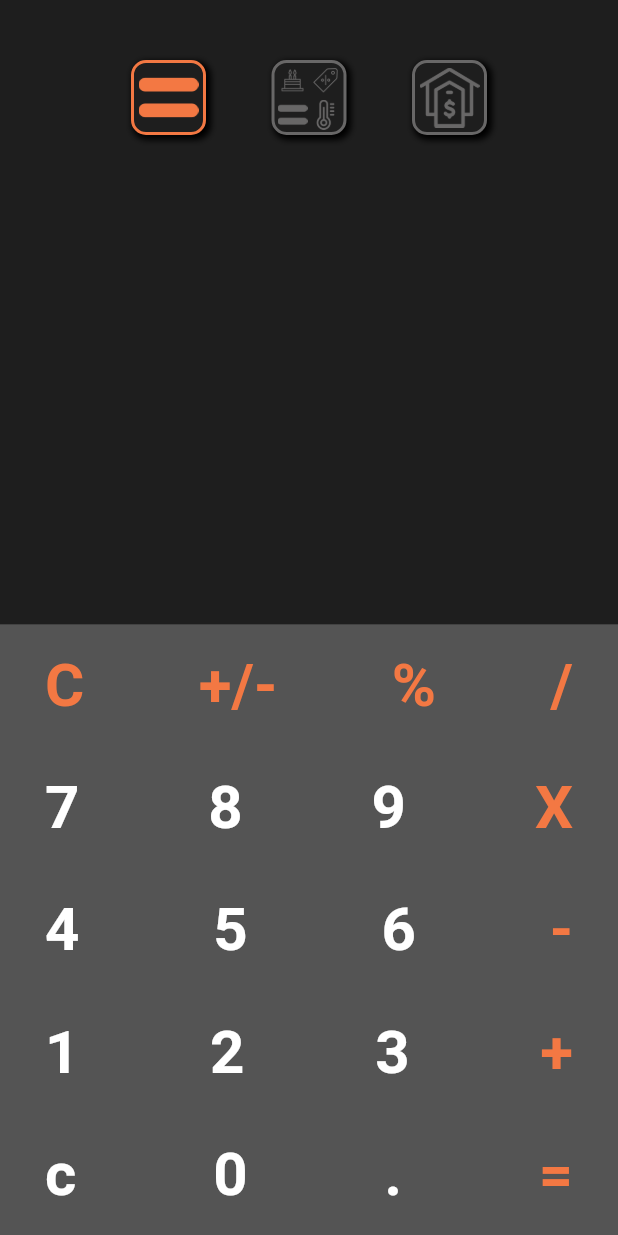
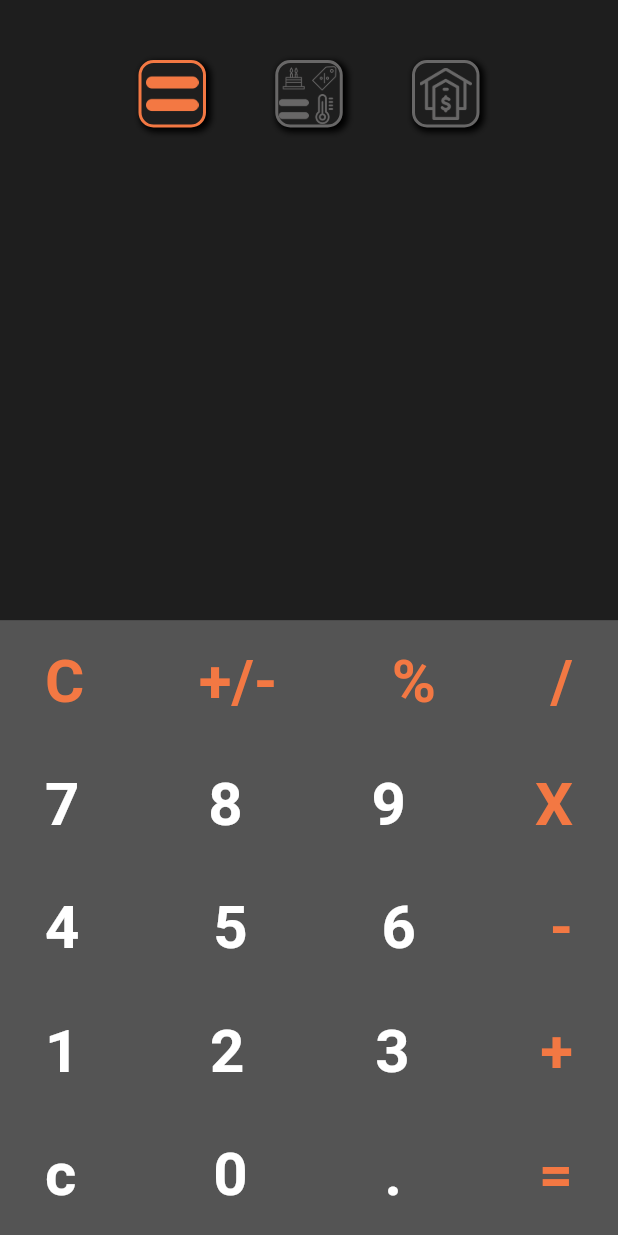
Before and after one commit to Flutter-RZDN/calculator_app, a Flutter app: the screen it shows after launch, on a phone screen of 412 x 824 dp. Run offline on Flutter 3.47's test engine with Material 2 defaults, Android fonts, the phone set to English and light mode, and no system bars.

Commit message:
modificando cambios en los botos y se modifico el tamanio de los iconos

```diff
--- a/lib/main.dart
+++ b/lib/main.dart
@@ -27,10 +27,12 @@ class MyHomePage extends StatefulWidget {
 }
 
 class _MyHomePageState extends State<MyHomePage> {
+  String textSelected = "";
+
   @override
   Widget build(BuildContext context) {
     return Scaffold(
-      backgroundColor: Color(0xff1E1E1E),
+      backgroundColor: const Color(0xff1E1E1E),
       body: Padding(
         padding: const EdgeInsets.only(top: 40.0),
         child: Column(
@@ -40,11 +42,12 @@ class _MyHomePageState extends State<MyHomePage> {
               children: [
                 Container(),
                 Container(
-                  height: 50,
-                  width: 50,
+                  height: 45,
+                  width: 45,
                   decoration: BoxDecoration(
-                    color: Color(0xff1E1E1E),
-                    border: Border.all(color: Color(0xffF37843), width: 2.0),
+                    color: const Color(0xff1E1E1E),
+                    border:
+                        Border.all(color: const Color(0xffF37843), width: 2.0),
                     borderRadius: BorderRadius.circular(10.0),
                     boxShadow: const [
                       BoxShadow(
@@ -59,17 +62,18 @@ class _MyHomePageState extends State<MyHomePage> {
                   child: Center(
                     child: Image.asset(
                       "assets/icons/igual.png",
-                      height: 40.0,
-                      color: Color(0xffF37843),
+                      height: 35.0,
+                      color: const Color(0xffF37843),
                     ),
                   ),
                 ),
                 Container(
-                  height: 50,
-                  width: 50,
+                  height: 45,
+                  width: 45,
                   decoration: BoxDecoration(
-                    color: Color(0xff1E1E1E),
-                    border: Border.all(color: Color(0xff686767), width: 2.0),
+                    color: const Color(0xff1E1E1E),
+                    border:
+                        Border.all(color: const Color(0xff686767), width: 2.0),
                     borderRadius: BorderRadius.circular(10.0),
                     boxShadow: const [
                       BoxShadow(
@@ -90,12 +94,12 @@ class _MyHomePageState extends State<MyHomePage> {
                           Image.asset(
                             "assets/icons/pastel-de-cumpleanos.png",
                             height: 20.0,
-                            color: Color(0xff686767),
+                            color: const Color(0xff686767),
                           ),
                           Image.asset(
                             "assets/icons/discount.png",
                             height: 20.0,
-                            color: Color(0xff686767),
+                            color: const Color(0xff686767),
                           ),
                         ],
                       ),
@@ -105,12 +109,12 @@ class _MyHomePageState extends State<MyHomePage> {
                           Image.asset(
                             "assets/icons/igual.png",
                             height: 20.0,
-                            color: Color(0xff686767),
+                            color: const Color(0xff686767),
                           ),
                           Image.asset(
                             "assets/icons/termometro.png",
                             height: 20.0,
-                            color: Color(0xff686767),
+                            color: const Color(0xff686767),
                           ),
                         ],
                       ),
@@ -118,11 +122,12 @@ class _MyHomePageState extends State<MyHomePage> {
                   ),
                 ),
                 Container(
-                  height: 50,
-                  width: 50,
+                  height: 45,
+                  width: 45,
                   decoration: BoxDecoration(
-                    color: Color(0xff1E1E1E),
-                    border: Border.all(color: Color(0xff686767), width: 2.0),
+                    color: const Color(0xff1E1E1E),
+                    border:
+                        Border.all(color: const Color(0xff686767), width: 2.0),
                     borderRadius: BorderRadius.circular(10.0),
                     boxShadow: const [
                       BoxShadow(
@@ -137,8 +142,8 @@ class _MyHomePageState extends State<MyHomePage> {
                   child: Center(
                     child: Image.asset(
                       "assets/icons/casa.png",
-                      height: 40.0,
-                      color: Color(0xff686767),
+                      height: 35.0,
+                      color: const Color(0xff686767),
                     ),
                   ),
                 ),
@@ -151,7 +156,15 @@ class _MyHomePageState extends State<MyHomePage> {
                 children: [
                   Expanded(
                     flex: 4,
-                    child: Container(),
+                    child: Center(
+                      child: Text(
+                        textSelected,
+                        style: const TextStyle(
+                          color: Colors.white,
+                          fontSize: 40.0,
+                        ),
+                      ),
+                    ),
                   ),
                   Expanded(
                     flex: 5,
@@ -164,8 +177,14 @@ class _MyHomePageState extends State<MyHomePage> {
                           children: [
                             Row(
                               mainAxisAlignment: MainAxisAlignment.spaceBetween,
-                              children: const [
-                                Center(
+                              children: [
+                                InkWell(
+                                  onTap: () {
+                                    setState(() {
+                                      textSelected = "";
+                                    });
+                                  },
+                                  child: const Center(
                                     child: Text(
                                       "C",
                                       style: TextStyle(
@@ -175,7 +194,8 @@ class _MyHomePageState extends State<MyHomePage> {
                                       ),
                                     ),
                                   ),
-                                Center(
+                                ),
+                                const Center(
                                   child: Text(
                                     "+/-",
                                     style: TextStyle(
@@ -185,7 +205,7 @@ class _MyHomePageState extends State<MyHomePage> {
                                     ),
                                   ),
                                 ),
-                                Center(
+                                const Center(
                                   child: Text(
                                     "%",
                                     style: TextStyle(
@@ -195,7 +215,7 @@ class _MyHomePageState extends State<MyHomePage> {
                                     ),
                                   ),
                                 ),
-                                Center(
+                                const Center(
                                   child: Text(
                                     "/",
                                     style: TextStyle(
@@ -209,8 +229,14 @@ class _MyHomePageState extends State<MyHomePage> {
                             ),
                             Row(
                               mainAxisAlignment: MainAxisAlignment.spaceBetween,
-                              children: const [
-                                Center(
+                              children: [
+                                InkWell(
+                                  onTap: () {
+                                    setState(() {
+                                      textSelected = "${textSelected}7";
+                                    });
+                                  },
+                                  child: const Center(
                                     child: Text(
                                       "7",
                                       style: TextStyle(
@@ -220,7 +246,8 @@ class _MyHomePageState extends State<MyHomePage> {
                                       ),
                                     ),
                                   ),
-                                Center(
+                                ),
+                                const Center(
                                   child: Text(
                                     "8",
                                     style: TextStyle(
@@ -230,7 +257,7 @@ class _MyHomePageState extends State<MyHomePage> {
                                     ),
                                   ),
                                 ),
-                                Center(
+                                const Center(
                                   child: Text(
                                     "9",
                                     style: TextStyle(
@@ -240,7 +267,7 @@ class _MyHomePageState extends State<MyHomePage> {
                                     ),
                                   ),
                                 ),
-                                Center(
+                                const Center(
                                   child: Text(
                                     "X",
                                     style: TextStyle(
```
Also changed, not shown: pubspec.lock. Lines whose indentation alone changed are shown as unchanged.
